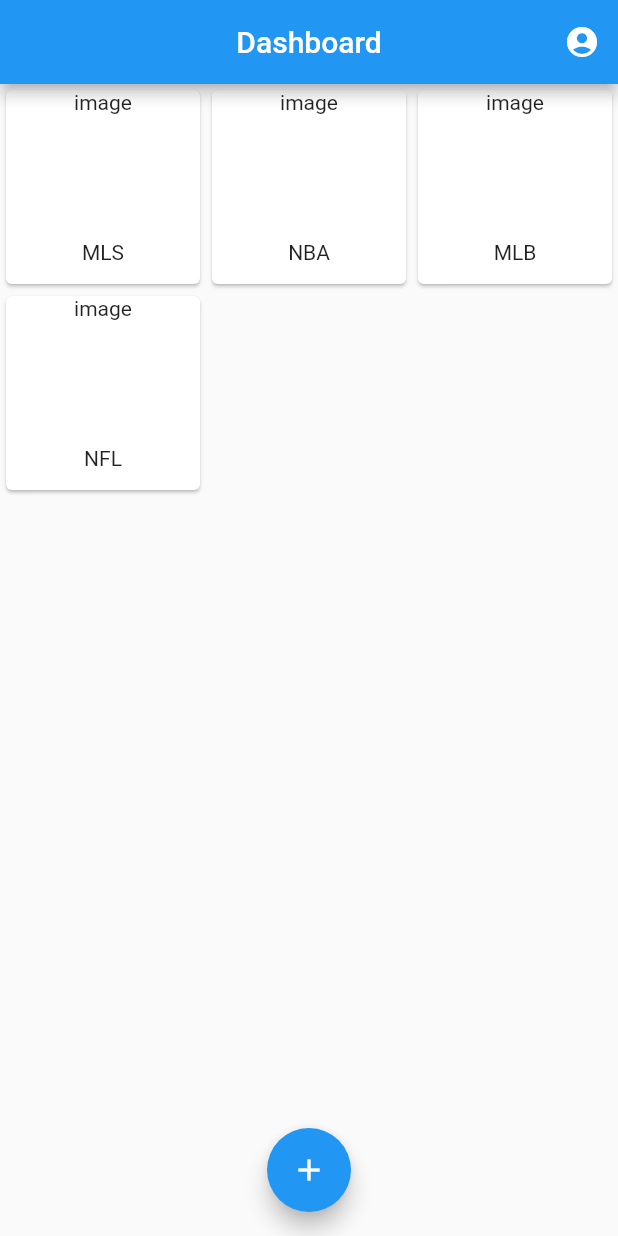
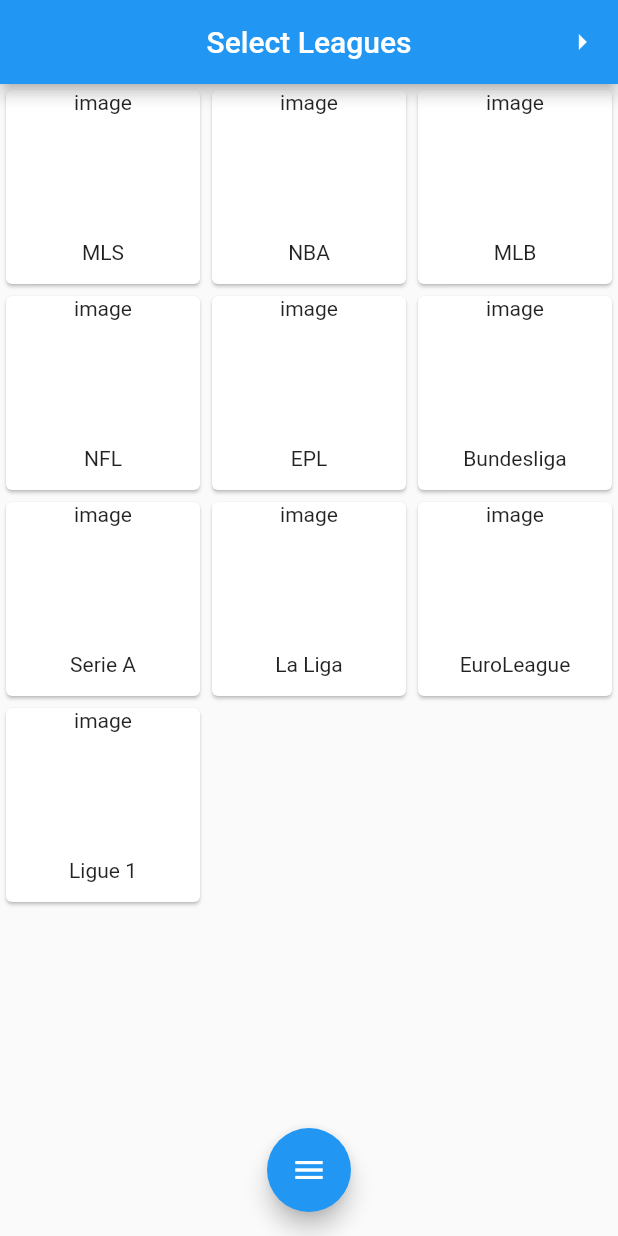
Before and after one commit to kun99/Project2, a Flutter app: the screen it shows after launch, on a phone screen of 412 x 824 dp. Run offline on Flutter 3.47's test engine with Material 2 defaults, Android fonts, the phone set to English and light mode, and no system bars; our stand-ins replace tuple.

Commit message:
a dummy league selection page for onboarding

```diff
--- a/lib/dashboard.dart
+++ b/lib/dashboard.dart
@@ -1,6 +1,5 @@
 import 'package:flutter/material.dart';
 import 'package:project2/user_page.dart';
-import 'package:tuple/tuple.dart';
 import 'league_tables/basketball_league_table.dart';
 import 'league_tables/mlb_league_table.dart';
 import 'league_tables/mls_league_table.dart';
@@ -8,32 +7,23 @@ import 'league_tables/nba_league_table.dart';
 import 'league_tables/nfl_league_table.dart';
 import 'league_tables/soccer_league_table.dart';
 
-//leagues that user selects will be in this first list (info from onboarding)
-List<Tuple2<String, int>> leagues = [
-  Tuple2<String, int>('MLS', 1),
-  Tuple2<String, int>('NBA', 2),
-  Tuple2<String, int>('MLB', 3),
-  Tuple2<String, int>('NFL', 4),
-];
-//leagues that the user hasn't selected will be put in this list
-List<Tuple2<String, int>> unfollowedLeagues = [
-  Tuple2<String, int>('EPL', 5),
-  Tuple2<String, int>('Bundesliga', 5),
-  Tuple2<String, int>('Serie A', 5),
-  Tuple2<String, int>('La Liga', 5),
-  Tuple2<String, int>('EuroLeague', 6),
-  Tuple2<String, int>('Ligue 1', 5),
-  Tuple2<String, int>('This is scrollable', 7),
-];
+class Dashboard extends StatefulWidget {
 
-class Dashboard extends StatefulWidget {
-  const Dashboard({Key? key}) : super(key: key);
+  final leagues;
+  final unfollowedLeagues;
+
+  Dashboard(this.leagues, this.unfollowedLeagues);
 
   @override
-  State<Dashboard> createState() => _DashboardState();
+  State<Dashboard> createState() => _DashboardState(leagues, unfollowedLeagues);
 }
 
 class _DashboardState extends State<Dashboard> {
+
+  final leagues;
+  final unfollowedLeagues;
+
+  _DashboardState(this.leagues, this.unfollowedLeagues);
 
   @override
   Widget build(BuildContext context) {
--- /dev/null
+++ b/lib/league_selection.dart
@@ -0,0 +1,120 @@
+import 'package:flutter/material.dart';
+import 'package:tuple/tuple.dart';
+import 'dashboard.dart';
+
+//leagues that user selects will be in this first list (info from onboarding)
+List<Tuple2<String, int>> leagues = [];
+//leagues that the user hasn't selected will be put in this list
+List<Tuple2<String, int>> unfollowedLeagues = [
+  Tuple2<String, int>('MLS', 1),
+  Tuple2<String, int>('NBA', 2),
+  Tuple2<String, int>('MLB', 3),
+  Tuple2<String, int>('NFL', 4),
+  Tuple2<String, int>('EPL', 5),
+  Tuple2<String, int>('Bundesliga', 5),
+  Tuple2<String, int>('Serie A', 5),
+  Tuple2<String, int>('La Liga', 5),
+  Tuple2<String, int>('EuroLeague', 6),
+  Tuple2<String, int>('Ligue 1', 5),
+];
+
+class SelectLeague extends StatefulWidget {
+  const SelectLeague({Key? key}) : super(key: key);
+
+  @override
+  State<SelectLeague> createState() => _SelectLeagueState();
+}
+
+class _SelectLeagueState extends State<SelectLeague> {
+
+  @override
+  Widget build(BuildContext context) {
+    return Scaffold(
+      appBar: AppBar(
+        centerTitle: true,
+        title: Text('Select Leagues'),
+        actions: <Widget>[
+          IconButton(
+            icon: const Icon(Icons.arrow_right),
+            onPressed: () {
+              //if already login
+              Navigator.push(context, MaterialPageRoute(builder: (context) => Dashboard(leagues, unfollowedLeagues)));
+              //else direct to login/register page.
+            },
+          ),
+        ],
+      ),
+      body: GridView.builder(
+        gridDelegate:
+        const SliverGridDelegateWithFixedCrossAxisCount(
+          crossAxisCount: 3,
+        ),
+        itemCount: unfollowedLeagues.length,
+        itemBuilder: (context, index) {
+          return GestureDetector(
+            child: Card(
+              color: Colors.white,
+              //child: Image(image: AssetImage('images/trophy.png')),
+              child: Column(
+                children: [
+                  Container(
+                    height: 100.0,
+                    child: SizedBox(height:30,child:Text('image')),
+                  ),
+                  Text(unfollowedLeagues[index].item1),
+                ],
+              ),
+
+            ),
+            onTap: () {
+              setState(() {
+                leagues.add(unfollowedLeagues[index]);
+                unfollowedLeagues.remove(unfollowedLeagues[index]);
+              });
+            },
+          );
+        },
+      ),
+      floatingActionButtonLocation: FloatingActionButtonLocation.centerFloat,
+      floatingActionButton: FloatingActionButton(
+        onPressed: () {
+          showModalBottomSheet<void>(
+            context: context,
+            builder: (BuildContext context) {
+              return leagues.isEmpty ? Container(
+                height: 250,
+                child: Text('Empty'),
+              ) : Container(
+                height: 250,
+                child: ListView.builder(
+                  itemCount: leagues.length,
+                  prototypeItem: ListTile(
+                    title: Text(leagues.first.item1),
+                  ),
+                  itemBuilder: (context, index) {
+                    return GestureDetector(
+                        child: Card(
+                          child: SizedBox(
+                            width: 100,
+                            height: 100,
+                            child: Center(child: Text(leagues[index].item1)),
+                          ),
+                        ),
+                        onTap: () {
+                          setState(() {
+                            unfollowedLeagues.add(leagues[index]);
+                            leagues.remove(leagues[index]);
+                          });
+                        }
+                    );
+                  },
+                ),
+              );
+            },
+          );
+        },
+        child: Icon(Icons.menu),
+      ),
+    );
+  }
+}
--- a/lib/main.dart
+++ b/lib/main.dart
@@ -1,5 +1,5 @@
 import 'package:flutter/material.dart';
-import 'dashboard.dart';
+import 'league_selection.dart';
 
 void main() => runApp(const LeagueTable());
 
@@ -15,7 +15,8 @@ class _LeagueTableState extends State<LeagueTable> {
   @override
   Widget build(BuildContext context) {
     return const MaterialApp(
-      home: Dashboard(),
+      //home: Dashboard(),
+      home: SelectLeague(),
     );
   }
 }
--- a/lib/schedule.dart
+++ b/lib/schedule.dart
@@ -32,8 +32,8 @@ class _ScheduleState extends State<Schedule> {
           IconButton(
             icon: const Icon(Icons.dashboard),
             onPressed: () {
-              Navigator.pushAndRemoveUntil(context, MaterialPageRoute(
-                  builder: (context) => Dashboard()), (route) => false);
+              // Navigator.pushAndRemoveUntil(context, MaterialPageRoute(
+              //     builder: (context) => Dashboard()), (route) => false);
             },
           ),
         ],
--- a/lib/team_schedule.dart
+++ b/lib/team_schedule.dart
@@ -31,8 +31,8 @@ class _TeamScheduleState extends State<TeamSchedule> {
           IconButton(
             icon: const Icon(Icons.dashboard),
             onPressed: () {
-              Navigator.pushAndRemoveUntil(context, MaterialPageRoute(
-                  builder: (context) => Dashboard()), (route) => false);
+              // Navigator.pushAndRemoveUntil(context, MaterialPageRoute(
+              //     builder: (context) => Dashboard()), (route) => false);
             },
           ),
         ],
--- a/pubspec.yaml
+++ b/pubspec.yaml
@@ -1,7 +1,7 @@
 name: project2
 description: A new Flutter project.
 
-publish_to: 'none' # Remove this line if you wish to publish to pub.dev
+publish_to: 'none'
 
 version: 1.0.0+1
 
@@ -11,7 +11,6 @@ environment:
 dependencies:
   flutter:
     sdk: flutter
-
 
   cupertino_icons: ^1.0.2
 
```
Also changed, not shown: lib/match_page.dart (+28 -7 lines).
